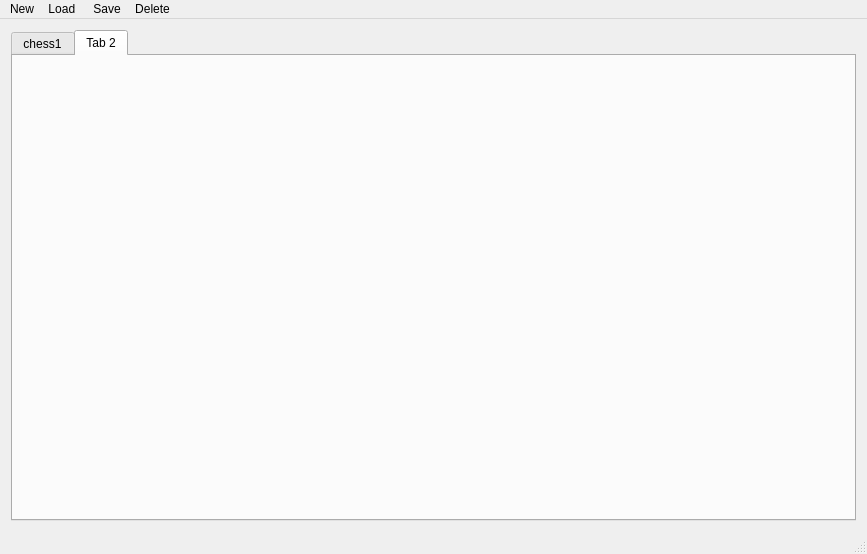
Old version of the form mainwindow.ui in the repository Rattlesnek/ICP.
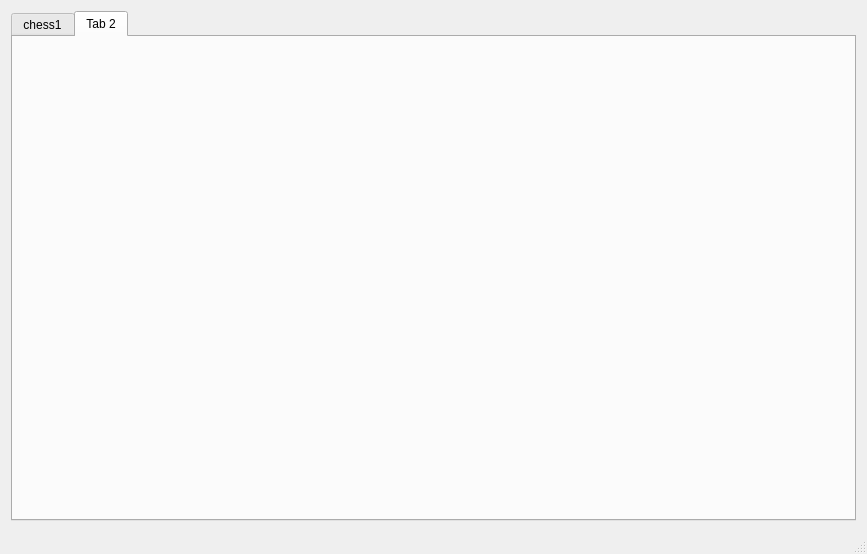
New version of the form.

Commit message: new,load,save,delete

```diff
--- a/mainwindow.ui
+++ b/mainwindow.ui
@@ -43,30 +43,6 @@
      <height>26</height>
     </rect>
    </property>
-   <widget class="QMenu" name="new_game">
-    <property name="title">
-     <string>New</string>
-    </property>
-   </widget>
-   <widget class="QMenu" name="load_game">
-    <property name="title">
-     <string>Load </string>
-    </property>
-   </widget>
-   <widget class="QMenu" name="save_game">
-    <property name="title">
-     <string>Save</string>
-    </property>
-   </widget>
-   <widget class="QMenu" name="delete_game">
-    <property name="title">
-     <string>Delete</string>
-    </property>
-   </widget>
-   <addaction name="new_game"/>
-   <addaction name="load_game"/>
-   <addaction name="save_game"/>
-   <addaction name="delete_game"/>
   </widget>
   <widget class="QStatusBar" name="statusBar"/>
  </widget>
```
